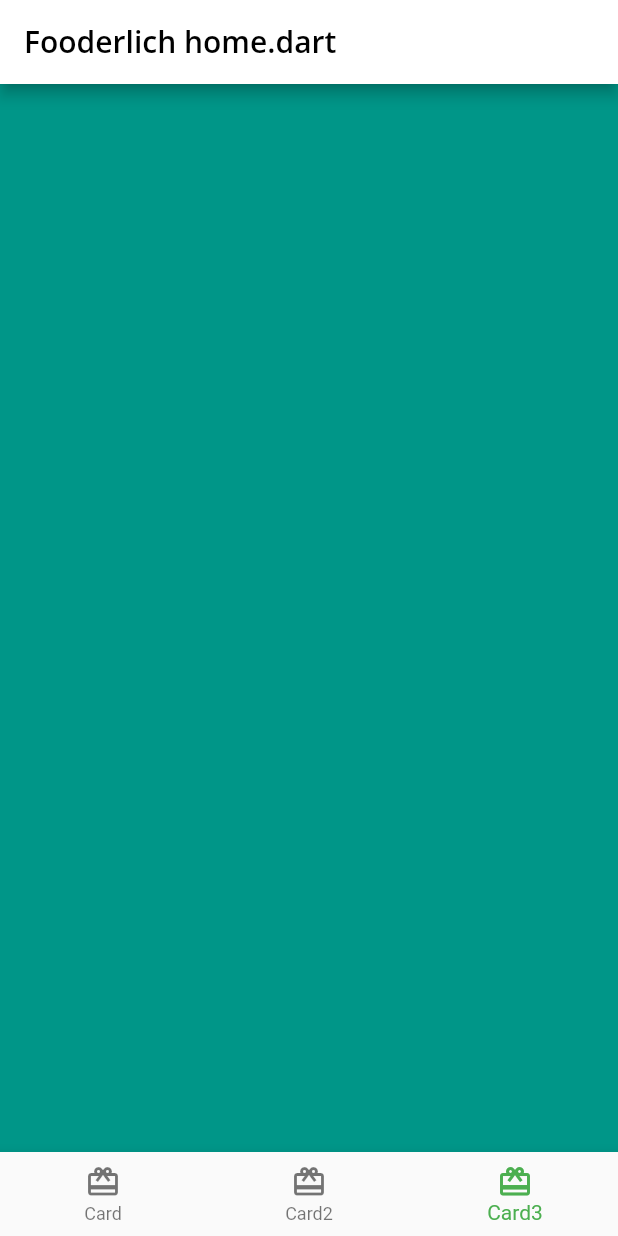
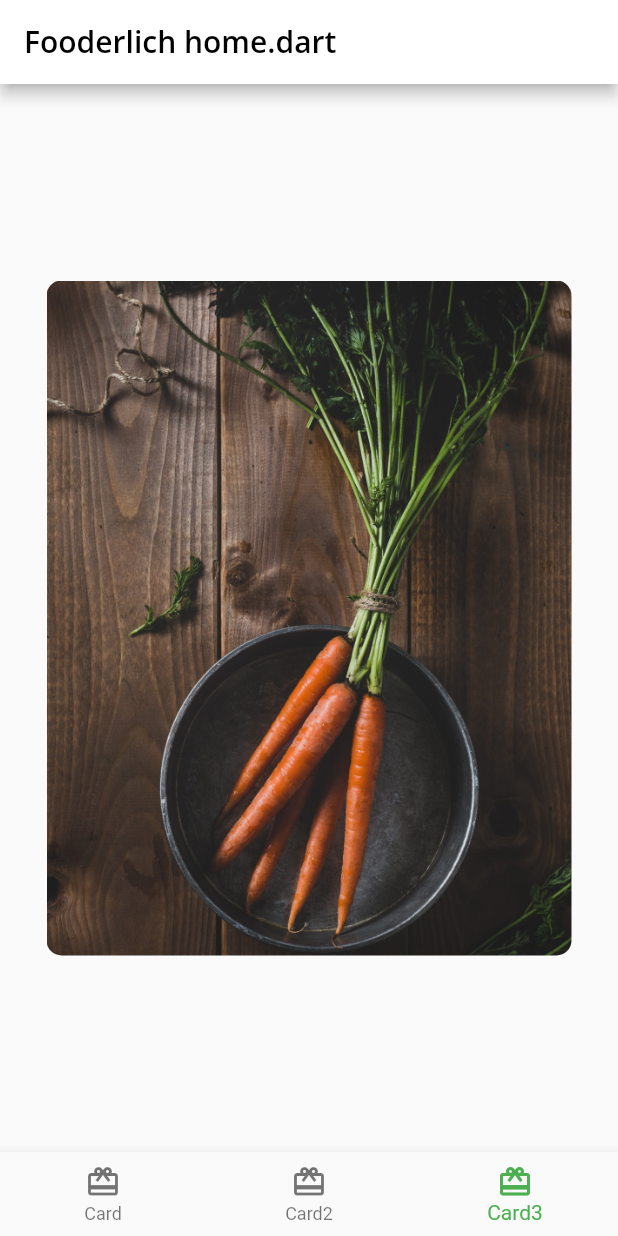
Before and after one commit to OscarAlmgren/apprentice_flutter, a Flutter app: the screen it shows after launch, item 3 of the bottom bar chosen, on a phone screen of 412 x 824 dp. Run offline on Flutter 3.47's test engine with Material 2 defaults, Android fonts, the phone set to English and light mode, and no system bars; our stand-ins replace google_fonts.

Commit message:
add container with background image

```diff
--- a/lib/card3.dart
+++ b/lib/card3.dart
@@ -5,8 +5,29 @@ class Card3 extends StatelessWidget {
 
   @override
   Widget build(BuildContext context) {
-    return Container(
-      color: Colors.teal,
+    return Center(
+      child: Container(
+        constraints: const BoxConstraints.expand(
+          width: 350,
+          height: 450,
+        ),
+        decoration: const BoxDecoration(
+          image: DecorationImage(
+            image: AssetImage('assets/mag2.png'),
+            fit: BoxFit.cover,
+          ),
+          borderRadius: BorderRadius.all(
+            Radius.circular(10.0),
+          ),
+        ),
+        child: Stack(
+          children: const [
+            // TODO 5: add dark overlay BoxDecoration
+            // TODO 6: Add Container, Column, Icon and Text
+            // TODO 7: Add Center widget with Chip widget children
+          ],
+        ),
+      ),
     );
   }
 }
```
